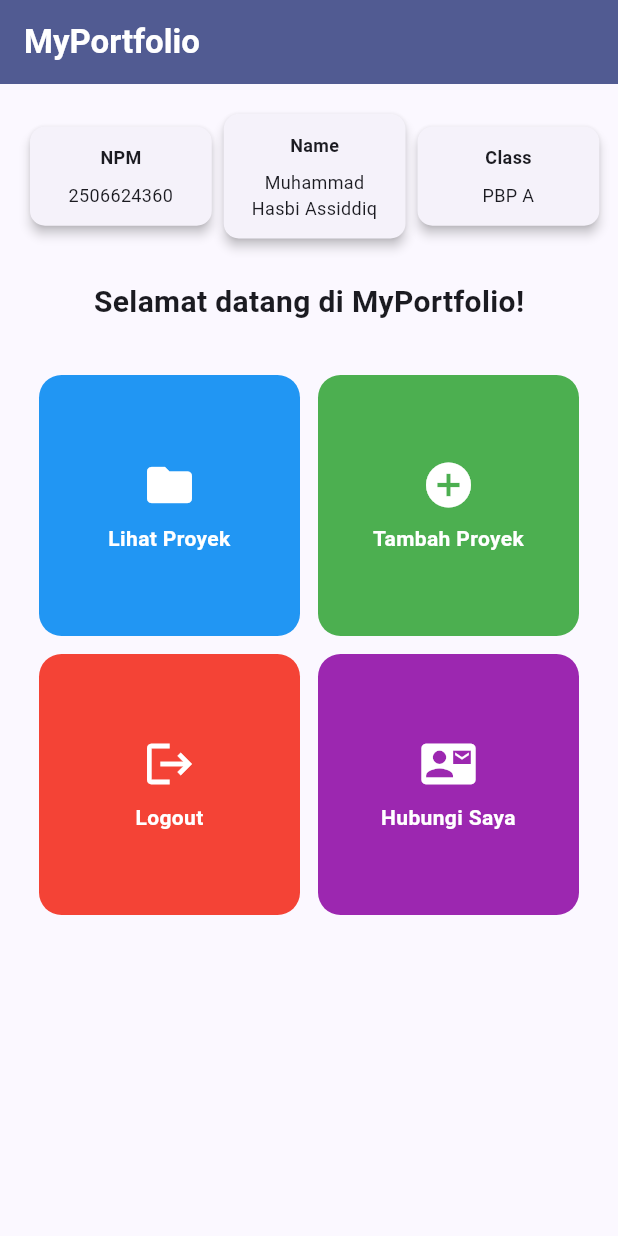
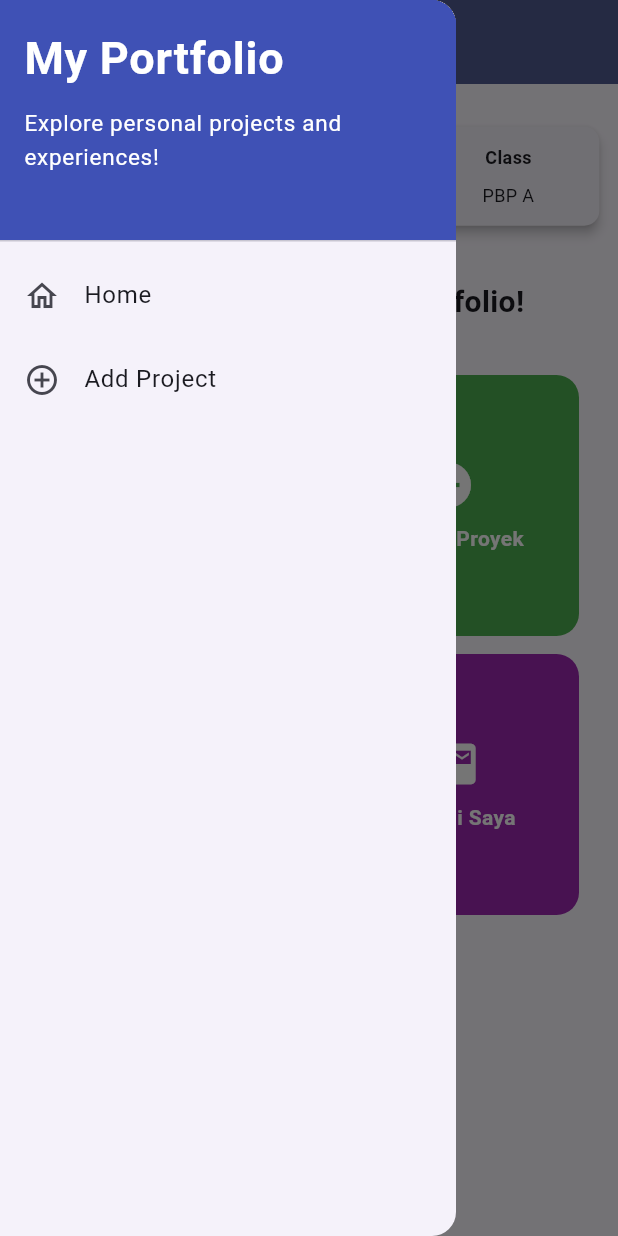
Before and after one commit to mhasbiassdq/myportofolio_mobile, a Flutter app: the screen it shows after launch, with the side drawer open (before the commit the screen has no drawer), on a phone screen of 412 x 824 dp. Run offline on Flutter 3.47's test engine with Material 3 defaults, Android fonts, the phone set to English and light mode, and no system bars.

Commit message:
feat: add LeftDrawer navigation menu to MyHomePage

```diff
--- a/lib/menu.dart
+++ b/lib/menu.dart
@@ -1,4 +1,5 @@
 import 'package:flutter/material.dart';
+import 'package:myportofolio_mobile/widgets/left_drawer.dart';
 
 /// Model data untuk item menu pada halaman utama.
 /// Menyimpan nama, ikon, dan warna latar belakang masing-masing kartu.
@@ -19,13 +20,12 @@ class MyHomePage extends StatelessWidget {
   final String nama = "Muhammad Hasbi Assiddiq";
   final String kelas = "PBP A";
 
-  // Daftar item menu dengan implementasi pewarnaan modular (Nilai 4 Kualitas Kode)
-  // Menambahkan fitur ekstra: tombol "Hubungi Saya" (Nilai 4 Fungsionalitas)
+  // Daftar item menu dengan implementasi pewarnaan modular
   final List<ItemHomepage> items = [
     ItemHomepage("Lihat Proyek", Icons.folder, Colors.blue),
     ItemHomepage("Tambah Proyek", Icons.add_circle, Colors.green),
     ItemHomepage("Logout", Icons.logout, Colors.red),
-    ItemHomepage("Hubungi Saya", Icons.contact_mail, Colors.purple), // Fitur Ekstra
+    ItemHomepage("Hubungi Saya", Icons.contact_mail, Colors.purple),
   ];
 
   @override
@@ -37,7 +37,9 @@ class MyHomePage extends StatelessWidget {
           style: TextStyle(color: Colors.white, fontWeight: FontWeight.bold),
         ),
         backgroundColor: Theme.of(context).colorScheme.primary,
+        iconTheme: const IconThemeData(color: Colors.white),
       ),
+      drawer: const LeftDrawer(),
       body: SingleChildScrollView(
         child: Padding(
           padding: const EdgeInsets.all(16.0),
@@ -74,7 +76,7 @@ class MyHomePage extends StatelessWidget {
                 padding: const EdgeInsets.all(10),
                 crossAxisSpacing: 12,
                 mainAxisSpacing: 12,
-                crossAxisCount: 2, // Dibuat 2 kolom agar tombol ekstra terlihat proporsional
+                crossAxisCount: 2,
                 shrinkWrap: true,
                 children: items.map((ItemHomepage item) {
                   return ItemCard(item);
@@ -88,7 +90,7 @@ class MyHomePage extends StatelessWidget {
   }
 }
 
-/// Komponen *reusable* untuk menampilkan kartu informasi ringkas.
+/// Komponen reusable untuk menampilkan kartu informasi ringkas.
 class InfoCard extends StatelessWidget {
   final String title;
   final String content;
@@ -122,7 +124,7 @@ class InfoCard extends StatelessWidget {
   }
 }
 
-/// Komponen *reusable* untuk menampilkan tombol interaktif.
+/// Komponen reusable untuk menampilkan tombol interaktif.
 class ItemCard extends StatelessWidget {
   final ItemHomepage item;
 
@@ -131,12 +133,10 @@ class ItemCard extends StatelessWidget {
   @override
   Widget build(BuildContext context) {
     return Material(
-      // Menggunakan warna modular dari objek ItemHomepage
       color: item.color,
       borderRadius: BorderRadius.circular(15),
       child: InkWell(
         onTap: () {
-          // Memunculkan pesan interaktif saat tombol ditekan
           ScaffoldMessenger.of(context)
             ..hideCurrentSnackBar()
             ..showSnackBar(
--- /dev/null
+++ b/lib/widgets/left_drawer.dart
@@ -0,0 +1,63 @@
+import 'package:flutter/material.dart';
+import 'package:myportofolio_mobile/menu.dart';
+
+class LeftDrawer extends StatelessWidget {
+  const LeftDrawer({super.key});
+
+  @override
+  Widget build(BuildContext context) {
+    return Drawer(
+      child: ListView(
+        children: [
+          const DrawerHeader(
+            decoration: BoxDecoration(
+              color: Colors.indigo,
+            ),
+            child: Column(
+              crossAxisAlignment: CrossAxisAlignment.start,
+              children: [
+                Text(
+                  'My Portfolio',
+                  style: TextStyle(
+                    fontSize: 30,
+                    fontWeight: FontWeight.bold,
+                    color: Colors.white,
+                  ),
+                ),
+                SizedBox(height: 10),
+                Text(
+                  'Explore personal projects and experiences!',
+                  style: TextStyle(
+                    fontSize: 15,
+                    color: Colors.white,
+                  ),
+                ),
+              ],
+            ),
+          ),
+          ListTile(
+            leading: const Icon(Icons.home_outlined),
+            title: const Text('Home'),
+            // Navigasi ke halaman utama portofolio
+            onTap: () {
+              Navigator.pushReplacement(
+                context,
+                MaterialPageRoute(
+                  builder: (context) => MyHomePage(),
+                ),
+              );
+            },
+          ),
+          ListTile(
+            leading: const Icon(Icons.add_circle_outline),
+            title: const Text('Add Project'),
+            // Routing ke ProjectFormPage akan disambungkan pada tahap berikutnya
+            onTap: () {
+              Navigator.pop(context);
+            },
+          ),
+        ],
+      ),
+    );
+  }
+}
```
